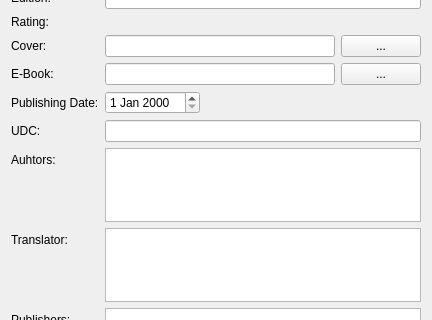
Old version of the form src/gui/UI/BookForm.ui in the repository jgastal/plivros; both pictures show x 0 to 432 and y 136 to 456 of the 432 by 637 pixel window.
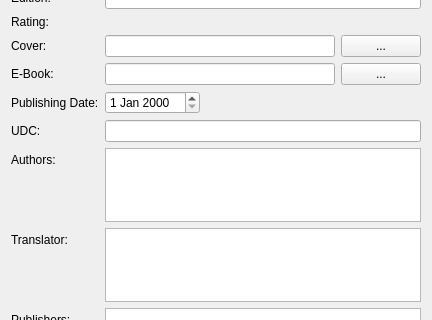
New version of the form. Custom widgets are drawn as their Qt base class.

Commit message: Fixes typo in BookForm. Adds a number of translations.

The edit to the form file:
```diff
--- a/src/gui/UI/BookForm.ui
+++ b/src/gui/UI/BookForm.ui
@@ -149,7 +149,7 @@
    <item row="11" column="0">
     <widget class="QLabel" name="authorsLabel">
      <property name="text">
-      <string>Auhtors:</string>
+      <string>Authors:</string>
      </property>
     </widget>
    </item>
```
The commit also changes 1 other file.
